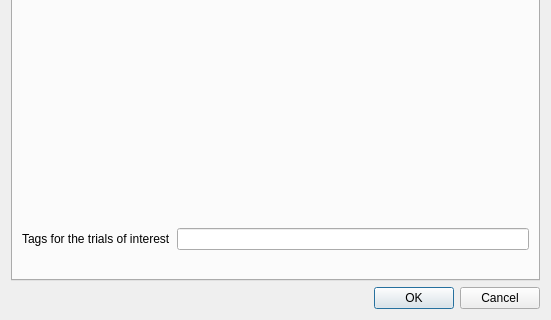
Above: gaitutils/nexus_scripts/options_dialog.ui from NCH-Motion-Laboratory/gaitutils before the change; both pictures show x 0 to 551 and y 701 to 1021 of the 551 by 1021 pixel window. Below: the same form after it.
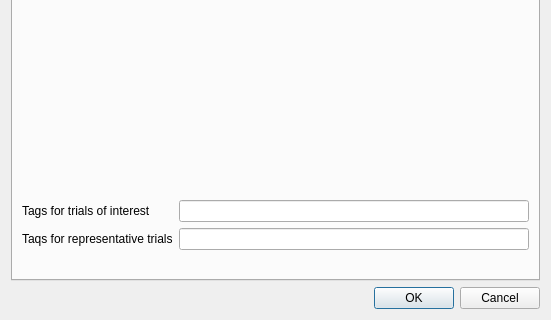
That is the form after the change. The open tabs and pages were chosen to show the change.

Commit message: repr trials item for config menu

```diff
--- a/gaitutils/nexus_scripts/options_dialog.ui
+++ b/gaitutils/nexus_scripts/options_dialog.ui
@@ -941,7 +941,7 @@
          <item row="1" column="0">
           <widget class="QLabel" name="label_9">
            <property name="text">
-            <string>Tags for the trials of interest</string>
+            <string>Tags for trials of interest</string>
            </property>
           </widget>
          </item>
@@ -958,7 +958,7 @@
            </property>
           </spacer>
          </item>
-         <item row="2" column="0">
+         <item row="3" column="0">
           <widget class="QLabel" name="label_18">
            <property name="text">
             <string/>
@@ -968,6 +968,16 @@
          <item row="1" column="1">
           <widget class="QLineEdit" name="cfg_tags"/>
          </item>
+         <item row="2" column="0">
+          <widget class="QLabel" name="label_8">
+           <property name="text">
+            <string>Taqs for representative trials</string>
+           </property>
+          </widget>
+         </item>
+         <item row="2" column="1">
+          <widget class="QLineEdit" name="cfg_repr_tags"/>
+         </item>
         </layout>
        </item>
       </layout>
```
